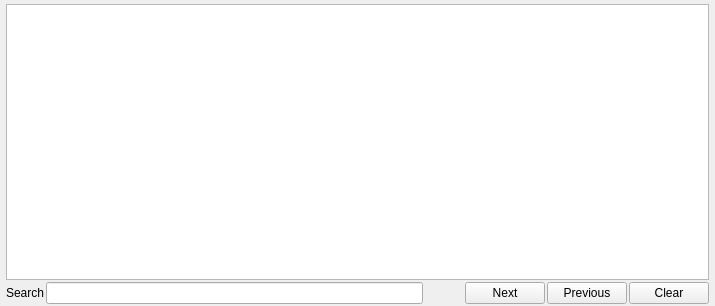
Qt form ui/logger.ui (git-cola/git-cola) before a commit.
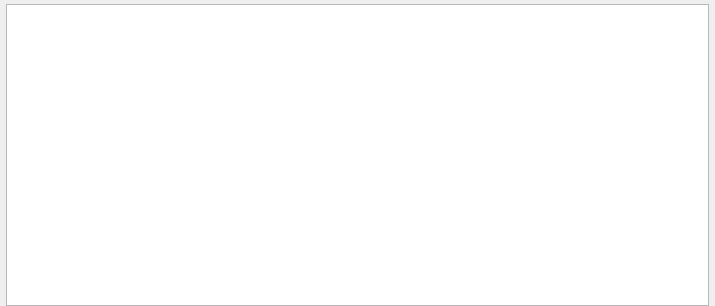
The same form after that commit.

Commit message:
ui: simplify the log display by removing the search functionality
This makes things the interface simpler by removing the rarely-used
search feature in the cola log gui.

```diff
--- a/ui/logger.ui
+++ b/ui/logger.ui
@@ -26,7 +26,7 @@
     <number>6</number>
    </property>
    <property name="bottomMargin" >
-    <number>2</number>
+    <number>0</number>
    </property>
    <item>
     <widget class="QTextEdit" name="output_text" >
@@ -56,67 +56,6 @@
      </property>
     </widget>
    </item>
-   <item>
-    <layout class="QHBoxLayout" name="search_layout" >
-     <item>
-      <widget class="QLabel" name="label" >
-       <property name="sizePolicy" >
-        <sizepolicy vsizetype="Preferred" hsizetype="Preferred" >
-         <horstretch>0</horstretch>
-         <verstretch>0</verstretch>
-        </sizepolicy>
-       </property>
-       <property name="text" >
-        <string>Search</string>
-       </property>
-      </widget>
-     </item>
-     <item>
-      <widget class="QLineEdit" name="search_text" >
-       <property name="sizePolicy" >
-        <sizepolicy vsizetype="Fixed" hsizetype="Expanding" >
-         <horstretch>1</horstretch>
-         <verstretch>0</verstretch>
-        </sizepolicy>
-       </property>
-      </widget>
-     </item>
-     <item>
-      <spacer name="horizontalSpacer" >
-       <property name="orientation" >
-        <enum>Qt::Horizontal</enum>
-       </property>
-       <property name="sizeHint" stdset="0" >
-        <size>
-         <width>40</width>
-         <height>20</height>
-        </size>
-       </property>
-      </spacer>
-     </item>
-     <item>
-      <widget class="QPushButton" name="next_button" >
-       <property name="text" >
-        <string>Next</string>
-       </property>
-      </widget>
-     </item>
-     <item>
-      <widget class="QPushButton" name="prev_button" >
-       <property name="text" >
-        <string>Previous</string>
-       </property>
-      </widget>
-     </item>
-     <item>
-      <widget class="QPushButton" name="clear_button" >
-       <property name="text" >
-        <string>Clear</string>
-       </property>
-      </widget>
-     </item>
-    </layout>
-   </item>
   </layout>
  </widget>
  <tabstops>
```
The commit also changes 1 other file.
